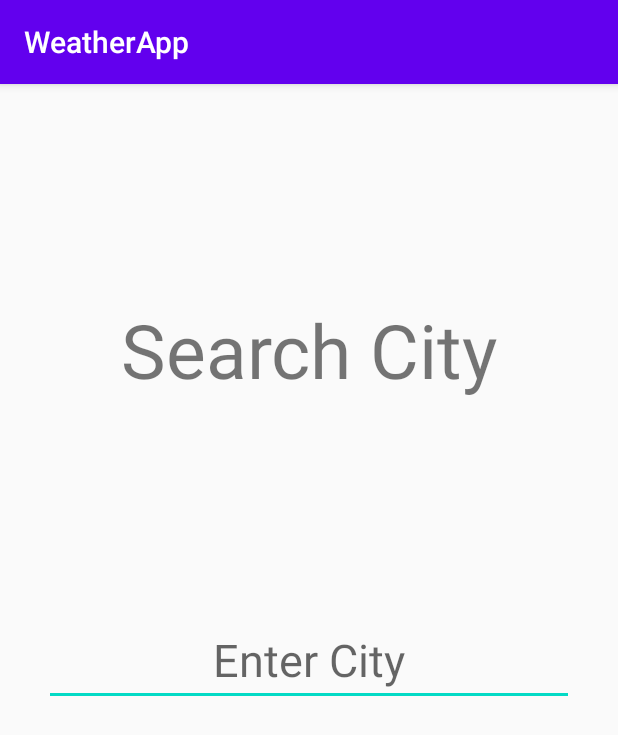
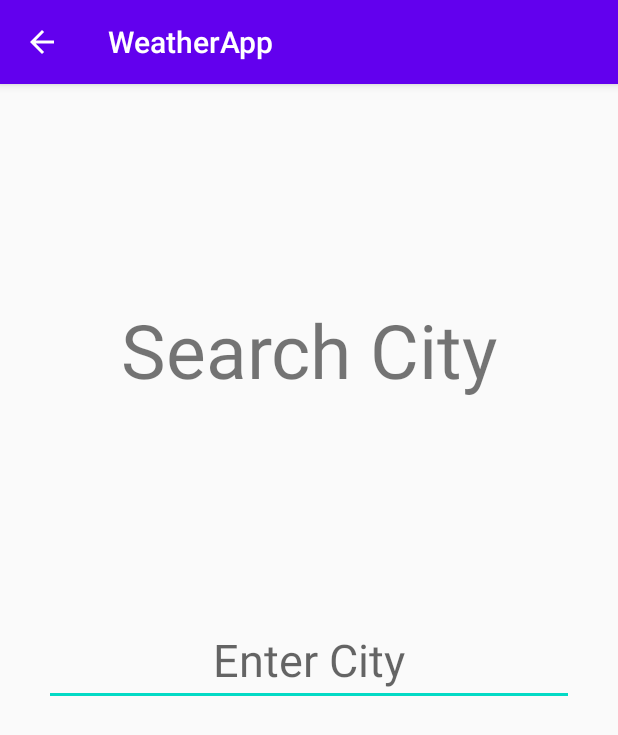
Before and after one commit to terrizungura/WeatherAppForDvt, an Android app: the screen it shows after launch (SearchCityActivity), in the options menu, after a tap on "Search City", on a phone screen of 412 x 824 dp. Shown: the top 735 px of the screen. Run offline under Robolectric (Android 15) with nearby library versions, the phone set to English and light mode, and no system bars; our stand-ins replace ButterKnife; libraries missing offline, so code that uses them is left out: io.realm, io.realm.annotations; 7 statements that could not run were skipped.

Commit message:
Favorite Place implementation

```diff
--- a/app/src/main/AndroidManifest.xml
+++ b/app/src/main/AndroidManifest.xml
@@ -15,8 +15,10 @@
         android:theme="@style/AppTheme">
 
 
-        <activity android:name=".Controller.FavoritePlacesActivity" />
-        <activity android:name=".Controller.SearchCityActivity" />
+        <activity android:name=".Controller.FavoritePlacesActivity"
+            android:parentActivityName=".Controller.ShowWeatherActivity"/>
+        <activity android:name=".Controller.SearchCityActivity"
+            android:parentActivityName=".Controller.ShowWeatherActivity"/>
         <activity android:name=".Controller.ShowWeatherActivity"
             android:screenOrientation="fullSensor">
             <intent-filter>
--- a/app/src/main/java/com/tererai/weatherapp/Controller/ShowWeatherActivity.java
+++ b/app/src/main/java/com/tererai/weatherapp/Controller/ShowWeatherActivity.java
@@ -56,7 +56,7 @@ public class ShowWeatherActivity extends AppCompatActivity {
     @BindView(R.id.txtCurrentTemp)
     TextView txtCurrentTempHeader;
     @BindView(R.id.no_data)
-    TextView noDataText;
+    TextView txtNoData;
     @BindView(R.id.txtCurrentCondition)
     TextView txtCurrentConditions;
     @BindView(R.id.summary_layout)
@@ -128,6 +128,7 @@ public class ShowWeatherActivity extends AppCompatActivity {
 
         rlm.insertOrUpdate(favoritesData);
         rlm.commitTransaction();
+        imgFavorite.setVisibility(View.INVISIBLE);
     }
 
     @Override
@@ -139,9 +140,13 @@ public class ShowWeatherActivity extends AppCompatActivity {
     @Override
     public boolean onOptionsItemSelected(MenuItem item) {
         switch (item.getItemId()) {
-            case R.id.seach_city:
-                Intent intent = new Intent(ShowWeatherActivity.this, SearchCityActivity.class);
-                startActivity(intent);
+            case R.id.search_city:
+                Intent intentSearch = new Intent(ShowWeatherActivity.this, SearchCityActivity.class);
+                startActivity(intentSearch);
+                return true;
+            case R.id.favorites:
+                Intent intentFavPlace = new Intent(ShowWeatherActivity.this, FavoritePlacesActivity.class);
+                startActivity(intentFavPlace);
                 return true;
             default:
                 return super.onOptionsItemSelected(item);
@@ -242,6 +247,9 @@ public class ShowWeatherActivity extends AppCompatActivity {
                     showHideProgressDialog(false);
                     populateUIs(response.body());
                 }
+                else{
+                    showHideProgressDialog(false);
+                }
             }
 
             @Override
@@ -312,13 +320,13 @@ public class ShowWeatherActivity extends AppCompatActivity {
             daysRecyclerview.setAdapter(adapter);
             daysRecyclerview.setLayoutManager(new LinearLayoutManager(this));
             daysRecyclerview.setVisibility(View.VISIBLE);
-            noDataText.setVisibility(View.GONE);
+            txtNoData.setVisibility(View.GONE);
             txtCity.setText(weatherResponse.getCity().getName());
 
             populateSummary(weatherDataList);
         } else {
             daysRecyclerview.setVisibility(View.GONE);
-            noDataText.setVisibility(View.VISIBLE);
+            txtNoData.setVisibility(View.VISIBLE);
         }
     }
 
--- a/app/src/main/java/com/tererai/weatherapp/base/FavoritesDbSet.java
+++ b/app/src/main/java/com/tererai/weatherapp/base/FavoritesDbSet.java
@@ -17,7 +17,7 @@ r=realm;
 }
     public RealmResults<FavoritesData> getFavoritesData() {
 
-        return r.where(FavoritesData.class).findAll().sort("WeatherDate");
+        return r.where(FavoritesData.class).findAll().sort("City");
     }
 
     public FavoritesData getFavoritesDataByCity(String City) {
--- a/app/src/main/java/com/tererai/weatherapp/network/GetWeatherService.java
+++ b/app/src/main/java/com/tererai/weatherapp/network/GetWeatherService.java
@@ -6,6 +6,14 @@ import retrofit2.http.GET;
 import retrofit2.http.Query;
 
 public interface GetWeatherService {
+
+    @GET("weather/")
+    Call<WeatherResponse> getWeatherCurrent(@Query("appid") String appid, @Query("lon") String longitude,
+                                            @Query("lat") String latitude);
+
+    @GET("weather/")
+    Call<WeatherResponse> getWeatherCurrentForCity(@Query("appid") String appid, @Query("q") String city);
+
     @GET("forecast/")
     Call<WeatherResponse> getWeatherForecast(@Query("appid") String appid, @Query("lon") String longitude,
             @Query("lat") String latitude);
--- a/app/src/main/res/menu/option_menu.xml
+++ b/app/src/main/res/menu/option_menu.xml
@@ -1,8 +1,10 @@
 <?xml version="1.0" encoding="utf-8"?>
 <menu xmlns:android="http://schemas.android.com/apk/res/android">
     <item
-        android:id="@+id/seach_city"
-        android:title="Search City">
+        android:id="@+id/search_city"
+        android:title="@string/search_city"/>
 
-    </item>
+    <item
+        android:id="@+id/favorites"
+        android:title="@string/favorite_places"/>
 </menu>
--- a/app/src/main/res/values/strings.xml
+++ b/app/src/main/res/values/strings.xml
@@ -9,4 +9,5 @@
     <string name="sunny_dumy">Welcome to Weather App</string>
     <string name="search_city">Search City</string>
     <string name="enter_city">Enter City</string>
+    <string name="favorite_places">Favorite Places</string>
 </resources>
```
Also changed, not shown: app/src/main/java/com/tererai/weatherapp/Controller/FavoritePlacesActivity.java (+74 -0 lines), app/src/main/java/com/tererai/weatherapp/adapter/FavoritePlacesAdapter.java (added, +62 -0 lines), app/src/main/java/com/tererai/weatherapp/network/RetrofitClientInstance.java (+12 -0 lines), app/src/main/res/layout/activity_favorite_places.xml (+24 -0 lines), app/src/main/res/layout/adapter_layout.xml (added, +15 -0 lines), 241 other files.
